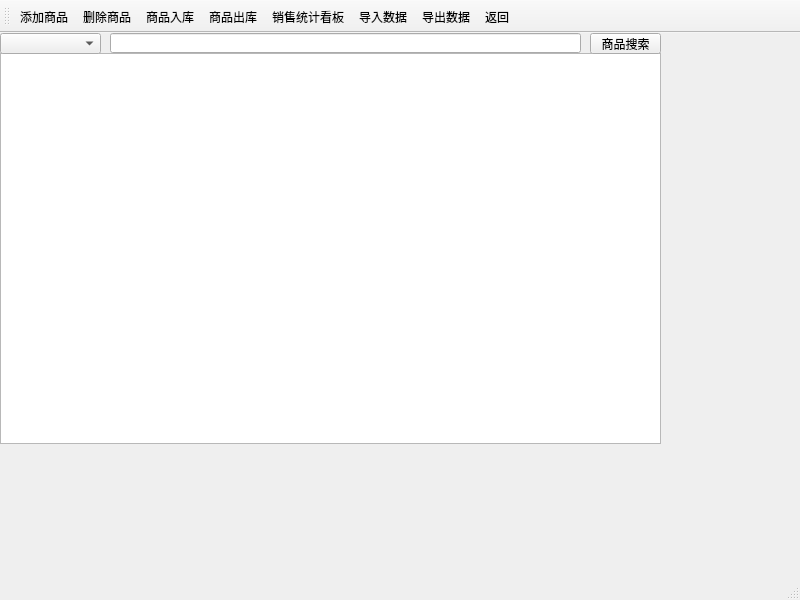
Hong16-9/QT_SuperMarket, file src/Product/Product.ui: the form before one commit.
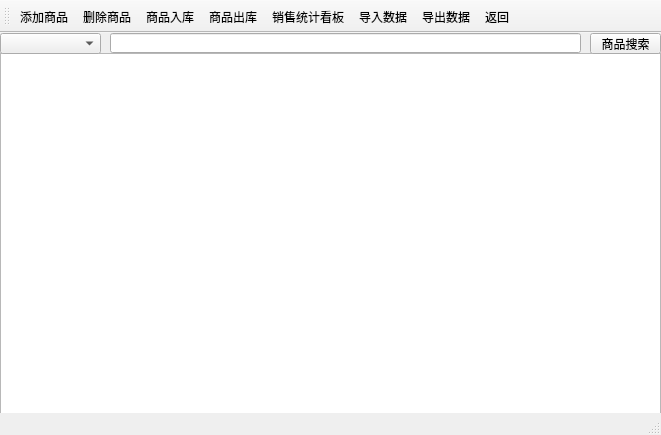
The form after the commit.

Patch:
```diff
--- a/src/Product/Product.ui
+++ b/src/Product/Product.ui
@@ -6,8 +6,8 @@
    <rect>
     <x>0</x>
     <y>0</y>
-    <width>800</width>
-    <height>600</height>
+    <width>661</width>
+    <height>435</height>
    </rect>
   </property>
   <property name="windowTitle">
```
Left out of the diff: 2 changed lines with no effect on the pictures.
